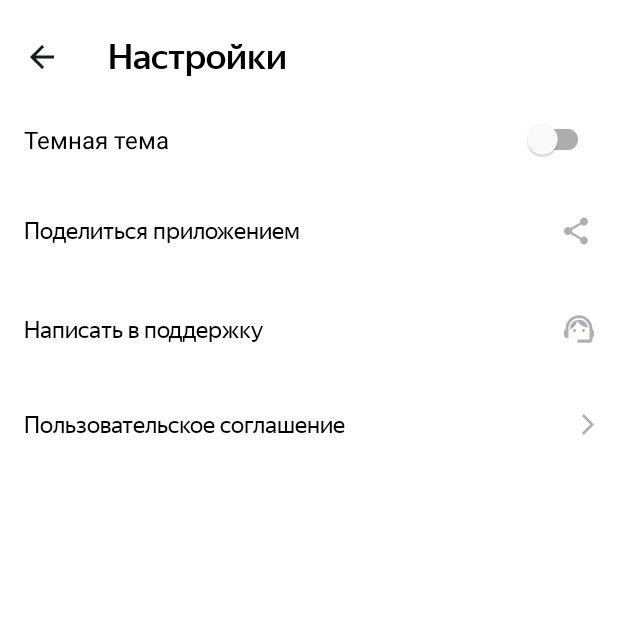
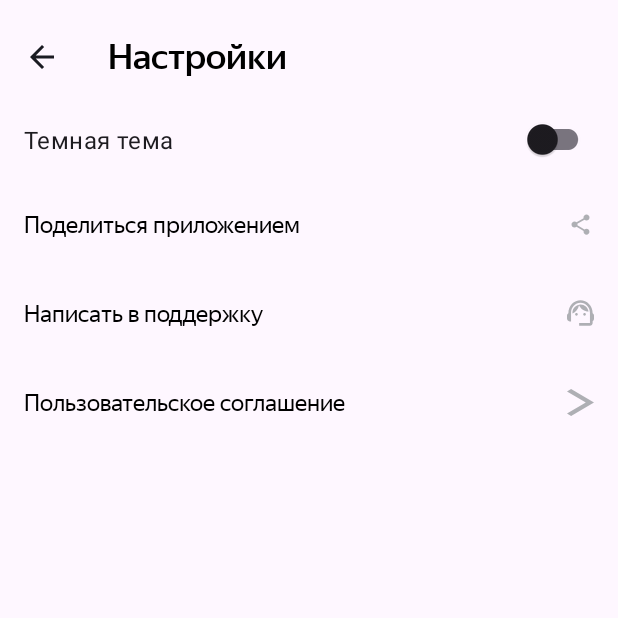
Before and after one commit to EidAbdel/PlaylistMaker, an Android app: the MainSetting screen opened directly, with no data from a screen before it, on a phone screen of 412 x 824 dp, the top half of it. Run offline under Robolectric (Android 15) with nearby library versions, the phone set to English and light mode, and no system bars.

Commit message:
ДЗ спринт 13 (изменение фона )

```diff
--- a/app/src/main/res/values-night/styles.xml
+++ b/app/src/main/res/values-night/styles.xml
@@ -4,7 +4,6 @@
     <style name="MainLayout">
         <item name="android:layout_width">match_parent</item>
         <item name="android:layout_height">match_parent</item>
-        <item name="android:background">@color/black</item>
         <item name="android:orientation">vertical</item>
     </style>
 
--- a/app/src/main/res/values-night/themes.xml
+++ b/app/src/main/res/values-night/themes.xml
@@ -1,7 +1,15 @@
 <resources xmlns:tools="http://schemas.android.com/tools">
     <!-- Base application theme. -->
     <style name="Base.Theme.PlaylistMaker" parent="Theme.Material3.DayNight.NoActionBar">
+        <item name="android:background">@color/dark_gray</item>
         <!-- Customize your dark theme here. -->
         <!-- <item name="colorPrimary">@color/my_dark_primary</item> -->
     </style>
+
+    <style name="Theme.HeaderIcon" parent="Theme.MaterialComponents.DayNight.NoActionBar">
+        <item name="navigationIcon">@drawable/back</item>
+        <item name="android:background">@color/dark_gray</item>
+    </style>
+
+
 </resources>
--- a/app/src/main/res/values/styles.xml
+++ b/app/src/main/res/values/styles.xml
@@ -4,7 +4,6 @@
     <style name="MainLayout">
         <item name="android:layout_width">match_parent</item>
         <item name="android:layout_height">match_parent</item>
-        <item name="android:background">@color/white</item>
         <item name="android:orientation">vertical</item>
     </style>
 
--- a/app/src/main/res/values/themes.xml
+++ b/app/src/main/res/values/themes.xml
@@ -10,4 +10,6 @@
     <style name="Theme.HeaderIcon" parent="Theme.MaterialComponents.DayNight.NoActionBar">
         <item name="navigationIcon">@drawable/back</item>
     </style>
+
+
 </resources>
```
Also changed, not shown: app/src/main/AndroidManifest.xml (+4 -7 lines).
